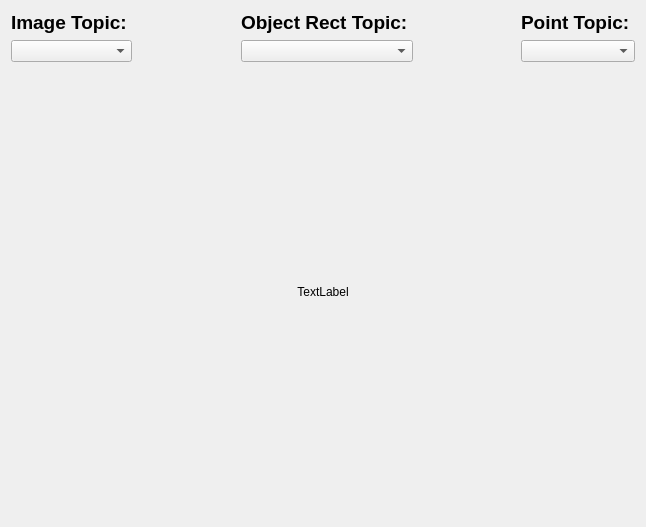
This is ros/src/computing/perception/detection/packages/integrated_viewer/node/image_viewer_plugin/image_viewer_form.ui in autowarefoundation/autoware as Qt 5 draws it before an edit. The edited form follows.
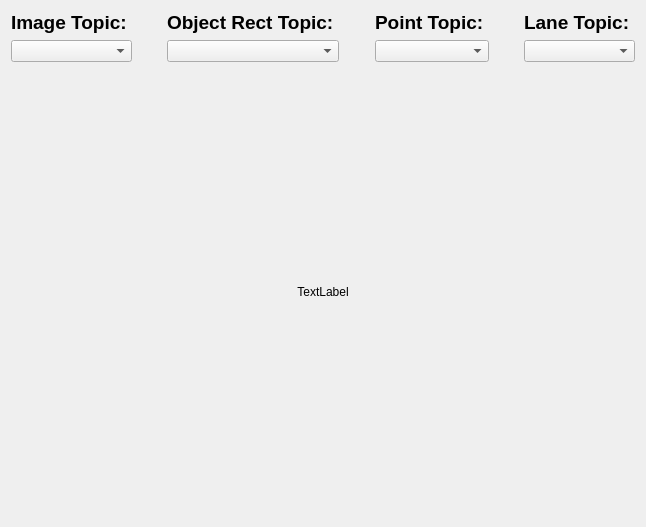
This is the edited form.

Commit message:
Add function to visualize lane_detect result
Update image_viewer_plugin so that lane_detector result can be visualized

The edit to the form file:
```diff
--- a/ros/src/computing/perception/detection/packages/integrated_viewer/node/image_viewer_plugin/image_viewer_form.ui
+++ b/ros/src/computing/perception/detection/packages/integrated_viewer/node/image_viewer_plugin/image_viewer_form.ui
@@ -13,11 +13,12 @@
   <property name="windowTitle">
    <string>Form</string>
   </property>
-  <layout class="QGridLayout" name="gridLayout">
-   <item row="2" column="2">
-    <widget class="QComboBox" name="rect_topic_combo_box_"/>
-   </item>
-   <item row="1" column="0">
+  <layout class="QVBoxLayout" name="verticalLayout">
+   <item>
+    <layout class="QHBoxLayout" name="horizontalLayout">
+     <item>
+      <layout class="QFormLayout" name="formLayout">
+       <item row="0" column="0">
     <widget class="QLabel" name="image_topic_label_">
      <property name="sizePolicy">
       <sizepolicy hsizetype="Preferred" vsizetype="Fixed">
@@ -38,28 +39,27 @@
      </property>
     </widget>
    </item>
-   <item row="1" column="4">
-    <widget class="QLabel" name="point_topic_label_">
-     <property name="sizePolicy">
-      <sizepolicy hsizetype="Preferred" vsizetype="Fixed">
-       <horstretch>0</horstretch>
-       <verstretch>0</verstretch>
-      </sizepolicy>
-     </property>
-     <property name="font">
-      <font>
-       <family>Ubuntu</family>
-       <pointsize>14</pointsize>
-       <weight>75</weight>
-       <bold>true</bold>
-      </font>
-     </property>
-     <property name="text">
-      <string>Point Topic: </string>
-     </property>
-    </widget>
-   </item>
-   <item row="1" column="2">
+       <item row="1" column="0" colspan="2">
+        <widget class="QComboBox" name="image_topic_combo_box_"/>
+       </item>
+      </layout>
+     </item>
+     <item>
+      <spacer name="horizontalSpacer_2">
+       <property name="orientation">
+        <enum>Qt::Horizontal</enum>
+       </property>
+       <property name="sizeHint" stdset="0">
+        <size>
+         <width>18</width>
+         <height>18</height>
+        </size>
+       </property>
+      </spacer>
+     </item>
+     <item>
+      <layout class="QFormLayout" name="formLayout_2">
+       <item row="0" column="0">
     <widget class="QLabel" name="rect_topic_label_">
      <property name="sizePolicy">
       <sizepolicy hsizetype="Preferred" vsizetype="Fixed">
@@ -80,40 +80,103 @@
      </property>
     </widget>
    </item>
-   <item row="2" column="0">
-    <widget class="QComboBox" name="image_topic_combo_box_"/>
-   </item>
-   <item row="2" column="4">
-    <widget class="QComboBox" name="point_topic_combo_box_"/>
-   </item>
-   <item row="1" column="1">
+       <item row="1" column="0" colspan="2">
+        <widget class="QComboBox" name="rect_topic_combo_box_"/>
+       </item>
+      </layout>
+     </item>
+     <item>
     <spacer name="horizontalSpacer">
      <property name="orientation">
       <enum>Qt::Horizontal</enum>
      </property>
      <property name="sizeHint" stdset="0">
       <size>
-       <width>40</width>
-       <height>20</height>
+         <width>17</width>
+         <height>17</height>
       </size>
      </property>
     </spacer>
    </item>
-   <item row="1" column="3">
-    <spacer name="horizontalSpacer_2">
+     <item>
+      <layout class="QFormLayout" name="formLayout_3">
+       <item row="0" column="0">
+        <widget class="QLabel" name="point_topic_label_">
+         <property name="sizePolicy">
+          <sizepolicy hsizetype="Preferred" vsizetype="Fixed">
+           <horstretch>0</horstretch>
+           <verstretch>0</verstretch>
+          </sizepolicy>
+         </property>
+         <property name="font">
+          <font>
+           <family>Ubuntu</family>
+           <pointsize>14</pointsize>
+           <weight>75</weight>
+           <bold>true</bold>
+          </font>
+         </property>
+         <property name="text">
+          <string>Point Topic: </string>
+         </property>
+        </widget>
+       </item>
+       <item row="1" column="0" colspan="2">
+        <widget class="QComboBox" name="point_topic_combo_box_"/>
+       </item>
+      </layout>
+     </item>
+     <item>
+      <spacer name="horizontalSpacer_3">
      <property name="orientation">
       <enum>Qt::Horizontal</enum>
      </property>
      <property name="sizeHint" stdset="0">
       <size>
-       <width>40</width>
-       <height>20</height>
+         <width>18</width>
+         <height>17</height>
       </size>
      </property>
     </spacer>
    </item>
-   <item row="4" column="0" colspan="5">
+     <item>
+      <layout class="QFormLayout" name="formLayout_4">
+       <item row="0" column="0">
+        <widget class="QLabel" name="lane_topic_label_">
+         <property name="sizePolicy">
+          <sizepolicy hsizetype="Preferred" vsizetype="Fixed">
+           <horstretch>0</horstretch>
+           <verstretch>0</verstretch>
+          </sizepolicy>
+         </property>
+         <property name="font">
+          <font>
+           <family>Ubuntu</family>
+           <pointsize>14</pointsize>
+           <weight>75</weight>
+           <bold>true</bold>
+          </font>
+         </property>
+         <property name="text">
+          <string>Lane Topic: </string>
+         </property>
+        </widget>
+       </item>
+       <item row="1" column="0" colspan="2">
+        <widget class="QComboBox" name="lane_topic_combo_box_"/>
+       </item>
+      </layout>
+     </item>
+    </layout>
+   </item>
+   <item>
     <widget class="QLabel" name="view_">
+     <property name="sizePolicy">
+      <sizepolicy hsizetype="Expanding" vsizetype="Expanding">
+       <horstretch>0</horstretch>
+       <verstretch>0</verstretch>
+      </sizepolicy>
+     </property>
      <property name="minimumSize">
       <size>
        <width>1</width>
```
Lines whose indentation alone changed are shown as unchanged. The commit also changes 5 other files.
